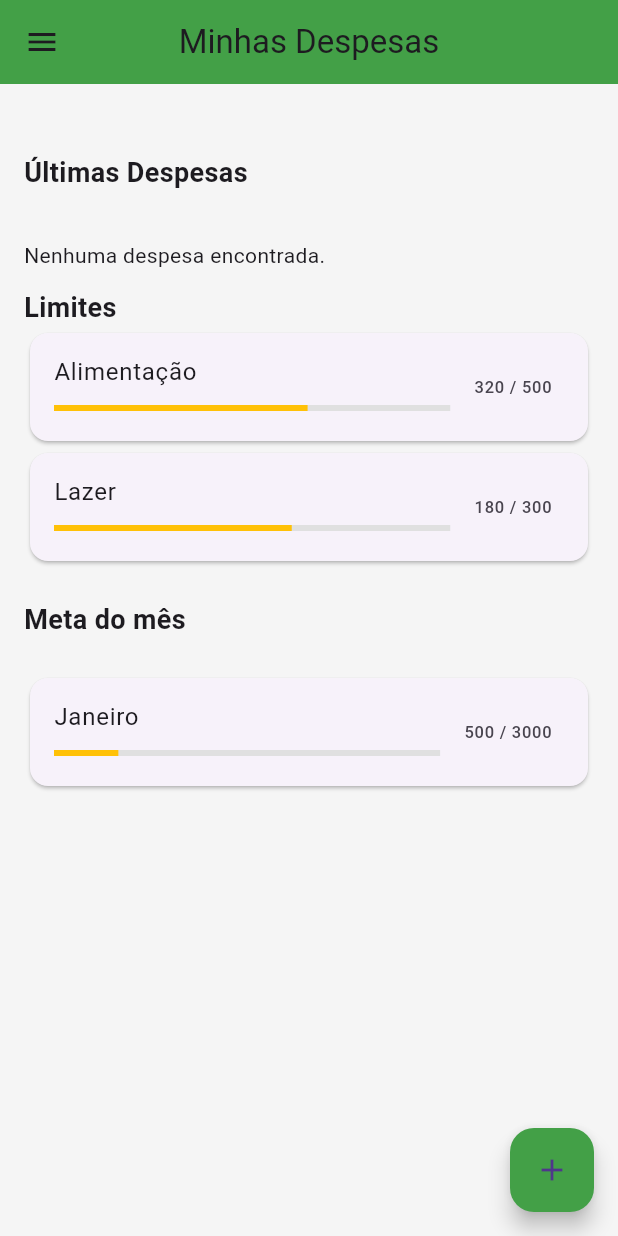
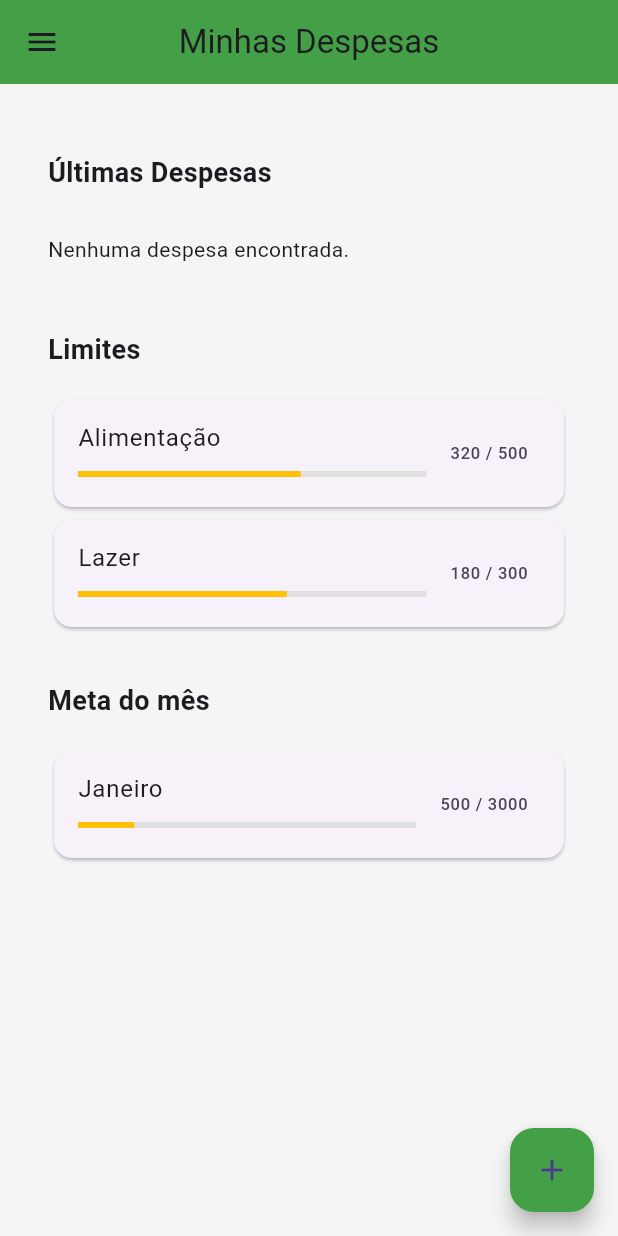
Before and after one commit to alexandresm16/gestao, a Flutter app: the screen it shows after launch, on a phone screen of 412 x 824 dp. Run offline on Flutter 3.47's test engine with Material 3 defaults, Android fonts, the phone set to English and light mode, and no system bars; our stand-ins replace sqflite; accounts and stored records are empty.

Commit message:
alteração espaçamento

```diff
--- a/lib/screens/homepage.dart
+++ b/lib/screens/homepage.dart
@@ -90,25 +90,34 @@ class _DespesaListState extends State<HomePage> {
             const SizedBox(height: 10),
             Expanded(
               child: ListView(
+                padding: const EdgeInsets.symmetric(horizontal: 16, vertical: 20),
                 children: [
-                  const Padding(
-                    padding: EdgeInsets.symmetric(vertical: 20),
-                    child: Text("Últimas Despesas", style: TextStyle(fontSize: 18, fontWeight: FontWeight.w600)),
+                  const Text(
+                    "Últimas Despesas",
+                    style: TextStyle(fontSize: 18, fontWeight: FontWeight.w600),
                   ),
+                  const SizedBox(height: 16),
                   _futureBuilderDespesa(),
+
+                  const SizedBox(height: 32),
 
                   const Text(
                     "Limites",
                     style: TextStyle(fontSize: 18, fontWeight: FontWeight.w600),
                   ),
+                  const SizedBox(height: 16),
 
                   const GoalCard(category: "Alimentação", maxAmount: 500, spentAmount: 320),
                   const GoalCard(category: "Lazer", maxAmount: 300, spentAmount: 180),
 
-                  const Padding(
-                    padding: EdgeInsets.symmetric(vertical: 22),
-                    child: Text("Meta do mês", style: TextStyle(fontSize: 18, fontWeight: FontWeight.w600)),
+                  const SizedBox(height: 32),
+
+                  const Text(
+                    "Meta do mês",
+                    style: TextStyle(fontSize: 18, fontWeight: FontWeight.w600),
                   ),
+                  const SizedBox(height: 16),
+
                   const GoalCard(category: "Janeiro", maxAmount: 3000, spentAmount: 500),
                 ],
               ),
```
